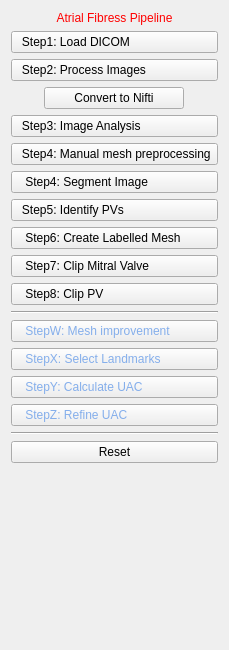
The window that Version2.0/Plugins/kcl.cemrgapp.atrialfibres/src/internal/AtrialFibresViewControls.ui (OpenHeartDevelopers/CemrgApp) describes before a commit, drawn with Qt 5.
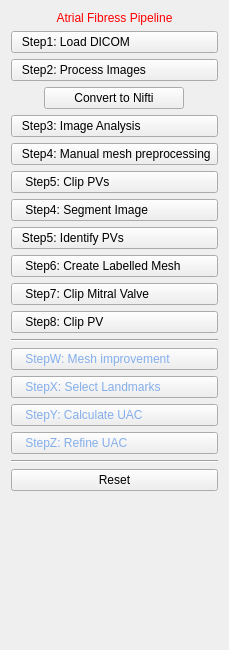
The same window after the commit.

Commit message: [feature] AtrialFibres - minor improvements

Patch:
```diff
--- a/Version2.0/Plugins/kcl.cemrgapp.atrialfibres/src/internal/AtrialFibresViewControls.ui
+++ b/Version2.0/Plugins/kcl.cemrgapp.atrialfibres/src/internal/AtrialFibresViewControls.ui
@@ -110,6 +110,16 @@
      </property>
     </widget>
    </item>
+   <item>
+    <widget class="QPushButton" name="button_auto5_clipPV">
+     <property name="styleSheet">
+      <string notr="true">text-align: left;</string>
+     </property>
+     <property name="text">
+      <string>    Step5: Clip PVs</string>
+     </property>
+    </widget>
+   </item>
    <item>
     <widget class="QPushButton" name="button_man4_segmentation">
      <property name="styleSheet">
```
The commit also changes 8 other files.
